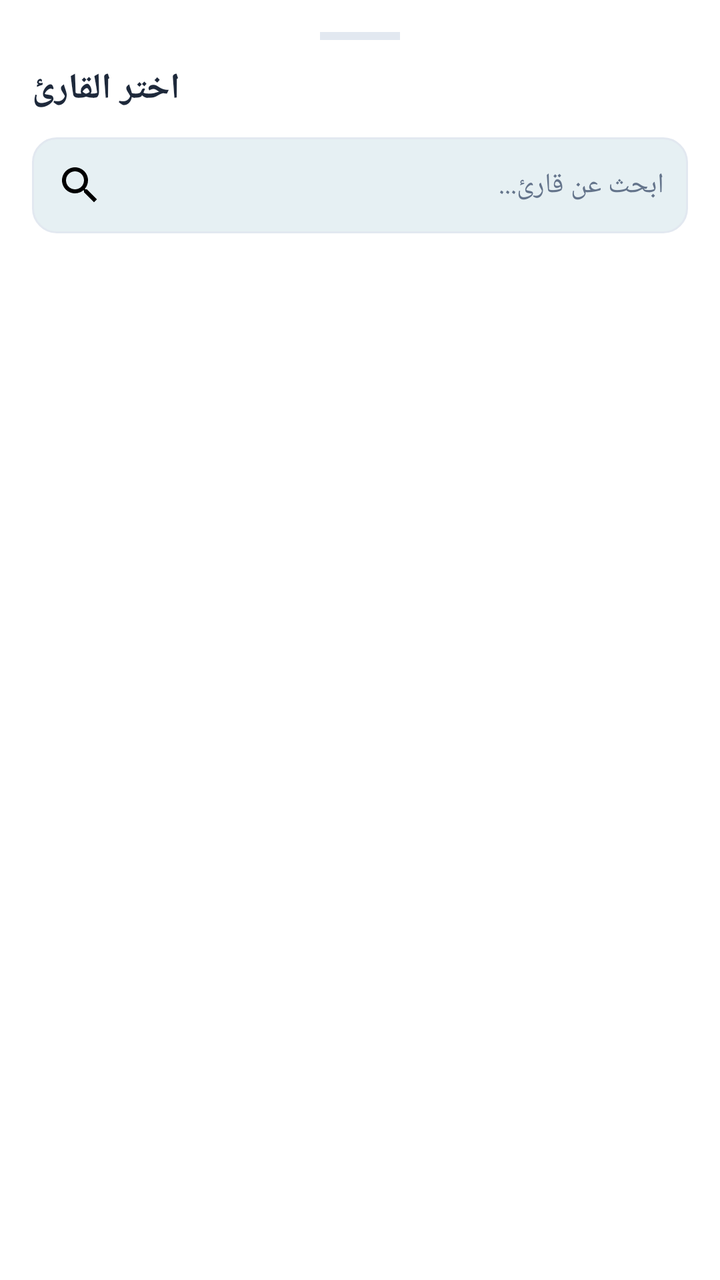
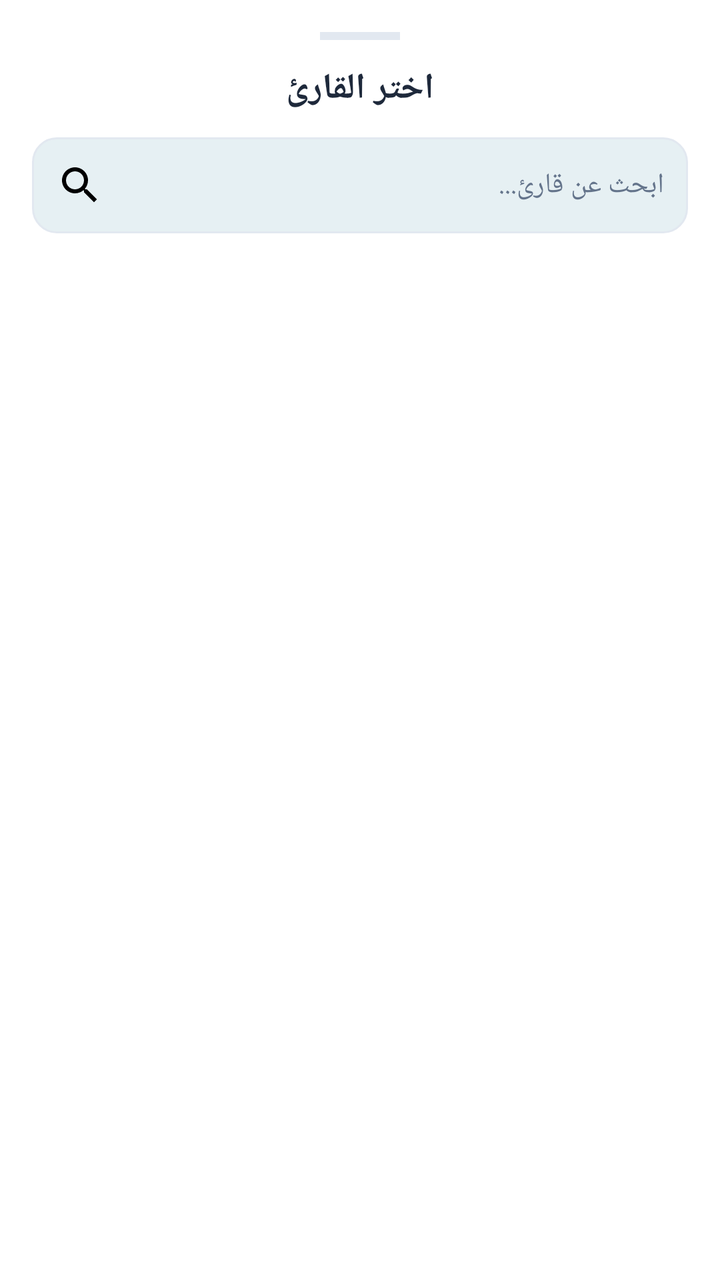

Two renders of the same Android screen: before a commit and after it. Below are the layout's source before the change and the commit's diff.
<!-- AndroidManifest.xml: application theme AppTheme -->
<!-- res/layout/dialog_reciter_chooser.xml -->
<?xml version="1.0" encoding="utf-8"?>
<LinearLayout xmlns:android="http://schemas.android.com/apk/res/android"
    xmlns:app="http://schemas.android.com/apk/res-auto"
    android:layout_width="match_parent"
    android:layout_height="wrap_content"
    android:background="@color/card_bg"
    android:orientation="vertical"
    android:padding="16dp">

    <View
        android:layout_width="40dp"
        android:layout_height="4dp"
        android:layout_gravity="center_horizontal"
        android:layout_marginBottom="12dp"
        android:background="@color/divider_color" />

    <TextView
        android:layout_width="wrap_content"
        android:layout_height="wrap_content"
        android:text="اختر القارئ"
        android:textColor="@color/text_primary"
        android:textSize="18sp"
        android:textStyle="bold" />

    <EditText
        android:id="@+id/et_search_reciter"
        android:layout_width="match_parent"
        android:layout_height="48dp"
        android:layout_marginTop="12dp"
        android:background="@drawable/search_input_bg"
        android:drawableStart="@drawable/ic_search"
        android:drawablePadding="8dp"
        android:hint="ابحث عن قارئ..."
        android:paddingStart="12dp"
        android:paddingEnd="12dp"
        android:textColor="@color/text_primary"
        android:textColorHint="@color/text_secondary"
        android:textSize="14sp" />

    <ProgressBar
        android:id="@+id/pb_loading_reciters"
        android:layout_width="wrap_content"
        android:layout_height="wrap_content"
        android:layout_gravity="center"
        android:layout_marginTop="16dp"
        android:visibility="gone" />

    <androidx.recyclerview.widget.RecyclerView
        android:id="@+id/rv_reciters"
        android:layout_width="match_parent"
        android:layout_height="350dp"
        android:layout_marginTop="12dp" />
</LinearLayout>
<!-- resources referenced by this layout -->
<resources>
  <color name="card_bg">#FFFFFF</color>
  <color name="divider_color">#E2E8F0</color>
  <color name="text_primary">#1E293B</color>
  <color name="text_secondary">#64748B</color>
  <!-- drawable ic_search (drawable) -->
  <vector xmlns:android="http://schemas.android.com/apk/res/android"
      android:width="24dp"
      android:layout_width="24dp"
      android:height="24dp"
      android:layout_height="24dp"
      android:viewportWidth="24"
      android:viewportHeight="24">
    <path
        android:fillColor="#FF000000"
        android:pathData="M15.5,14h-0.79l-0.28,-0.27C15.41,12.59 16,11.11 16,9.5 16,5.91 13.09,3 9.5,3S3,5.91 3,9.5 5.91,16 9.5,16c1.61,0 3.09,-0.59 4.23,-1.57l0.27,0.28v0.79l5,4.99L20.49,19l-4.99,-5zM9.5,14C7.01,14 5,11.99 5,9.5S7.01,5 9.5,5 14,7.01 14,9.5 11.99,14 9.5,14z"/>
  </vector>
  <!-- drawable search_input_bg (drawable) -->
  <?xml version="1.0" encoding="utf-8"?>
  <shape xmlns:android="http://schemas.android.com/apk/res/android"
      android:shape="rectangle">
      <solid android:color="@color/chip_bg" />
      <corners android:radius="12dp" />
      <stroke
          android:width="1dp"
          android:color="@color/card_stroke" />
  </shape>
  <style name="AppTheme" parent="Theme.MaterialComponents.DayNight.NoActionBar">
          
          <item name="colorPrimary">@color/colorPrimary</item>
          <item name="colorPrimaryDark">@color/colorPrimaryDark</item>
          <item name="colorAccent">@color/colorAccent</item>
          <item name="android:statusBarColor">@color/colorPrimaryDark</item>
          <item name="android:windowBackground">@color/bg_main</item>
  
          
          <item name="bg">@color/bg_main</item>
          <item name="cardViewBackground">@color/card_bg</item>
          <item name="primaryTextColor">@color/text_primary</item>
          <item name="SecondaryTextColor">@color/text_secondary</item>
          <item name="btn_bg">@color/colorPrimary</item>
          <item name="mainItemsColor">@color/colorPrimary</item>
      </style>
  <color name="chip_bg">#E6F0F3</color>
  <color name="card_stroke">#E2E8F0</color>
  <color name="colorPrimary">#0D5C75</color>
  <color name="colorPrimaryDark">#083E50</color>
  <color name="colorAccent">#D4AF37</color>
  <color name="bg_main">#F3F6F8</color>
</resources>

<!-- the commit's change to res/layout/dialog_reciter_chooser.xml (unified diff, before → after) -->
@@ -18,6 +18,9 @@
         android:layout_width="wrap_content"
         android:layout_height="wrap_content"
         android:text="اختر القارئ"
+        android:layout_gravity="center"
+        android:gravity="center"
+        android:fontFamily="@font/jazeera"
         android:textColor="@color/text_primary"
         android:textSize="18sp"
         android:textStyle="bold" />
